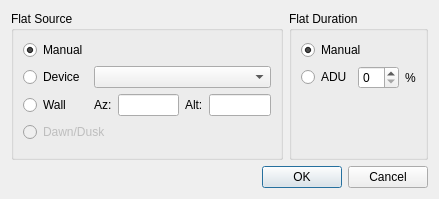
Qt form kstars/ekos/flatoptions.ui (KDE/kstars) before a commit.
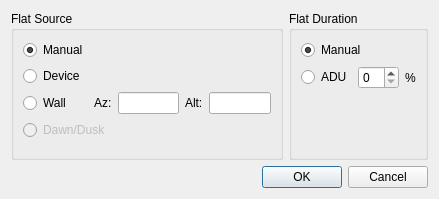
The same form after that commit. Custom widgets are drawn as their Qt base class.

Commit message: Remove device combo. Fix typo

Diff of the .ui file:
```diff
--- a/kstars/ekos/flatoptions.ui
+++ b/kstars/ekos/flatoptions.ui
@@ -79,16 +79,6 @@
           </property>
          </widget>
         </item>
-        <item row="1" column="1" colspan="4">
-         <widget class="QComboBox" name="flatDeviceCombo">
-          <property name="sizePolicy">
-           <sizepolicy hsizetype="MinimumExpanding" vsizetype="Fixed">
-            <horstretch>0</horstretch>
-            <verstretch>0</verstretch>
-           </sizepolicy>
-          </property>
-         </widget>
-        </item>
         <item row="2" column="2">
          <widget class="dmsBox" name="azBox">
           <property name="toolTip">
```
Left out of the diff: 13 changed lines with no effect on the pictures.
